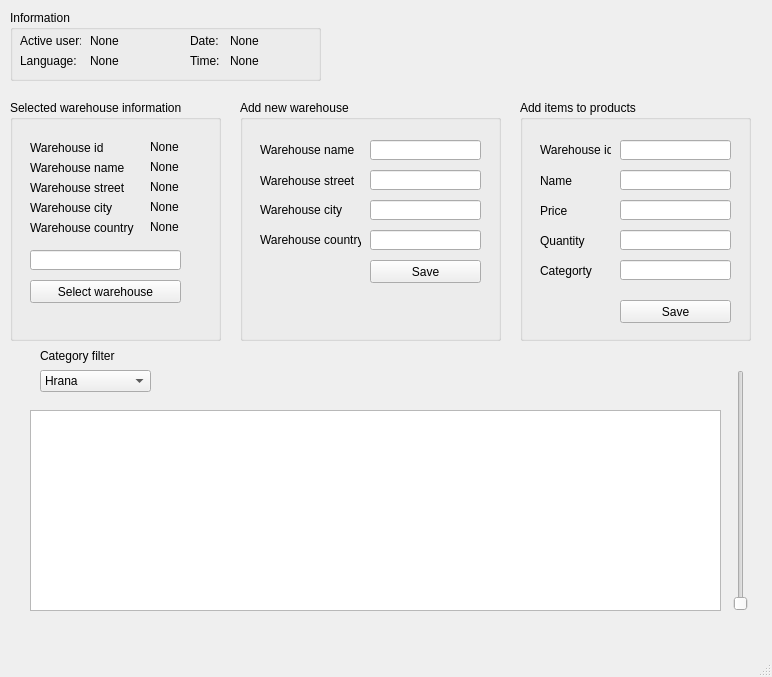
Before: the Qt Designer form Qt designer files/database_view_window.ui in pewpewblaster/ntp-procject, drawn with Qt 5.
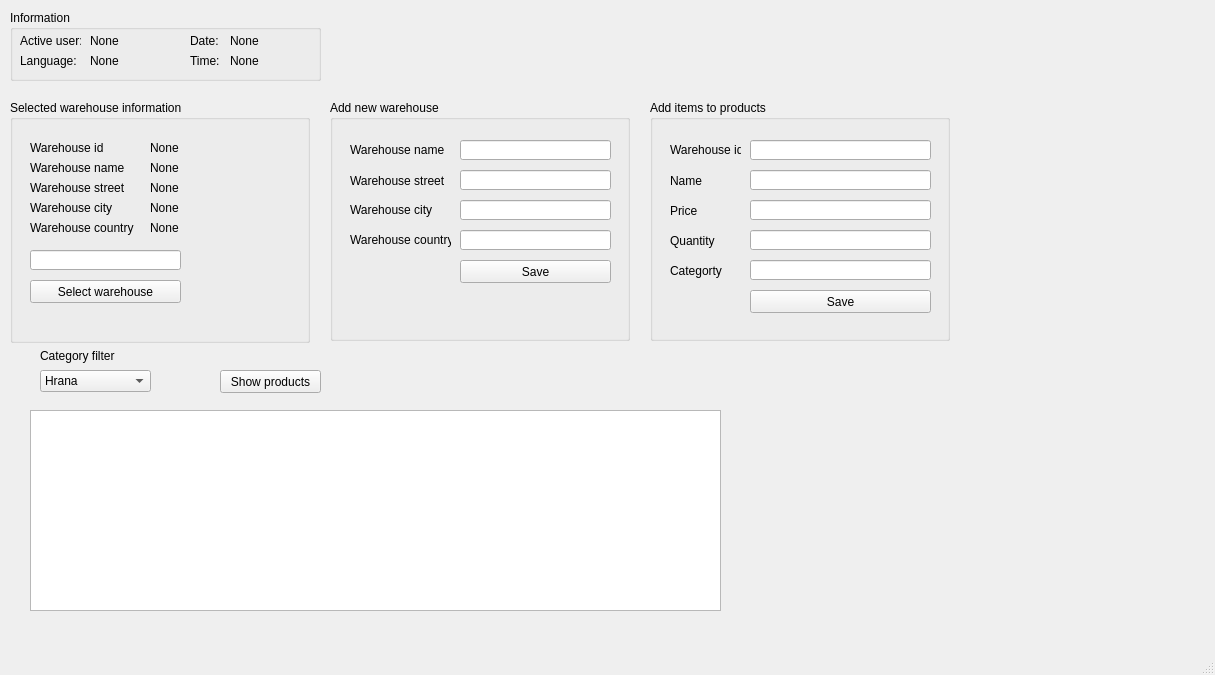
After: the same form once the commit is applied.

Commit message: Fixed bug (app crashed) in main_form.py when user entered skladiste_id that do not exist in database,

Patch:
```diff
--- a/Qt designer files/database_view_window.ui
+++ b/Qt designer files/database_view_window.ui
@@ -6,8 +6,8 @@
    <rect>
     <x>0</x>
     <y>0</y>
-    <width>772</width>
-    <height>677</height>
+    <width>1215</width>
+    <height>675</height>
    </rect>
   </property>
   <property name="windowTitle">
@@ -24,19 +24,6 @@
      </rect>
     </property>
    </widget>
-   <widget class="QSlider" name="vertical_slider_proizvodi">
-    <property name="geometry">
-     <rect>
-      <x>730</x>
-      <y>370</y>
-      <width>22</width>
-      <height>241</height>
-     </rect>
-    </property>
-    <property name="orientation">
-     <enum>Qt::Vertical</enum>
-    </property>
-   </widget>
    <widget class="QGroupBox" name="group_box_information">
     <property name="geometry">
      <rect>
@@ -157,9 +144,9 @@
    <widget class="QGroupBox" name="group_box_product">
     <property name="geometry">
      <rect>
-      <x>520</x>
+      <x>650</x>
       <y>100</y>
-      <width>231</width>
+      <width>300</width>
       <height>241</height>
      </rect>
     </property>
@@ -170,8 +157,8 @@
      <property name="geometry">
       <rect>
        <x>100</x>
-       <y>200</y>
-       <width>111</width>
+       <y>190</y>
+       <width>181</width>
        <height>23</height>
       </rect>
      </property>
@@ -184,7 +171,7 @@
       <rect>
        <x>100</x>
        <y>70</y>
-       <width>111</width>
+       <width>181</width>
        <height>20</height>
       </rect>
      </property>
@@ -194,7 +181,7 @@
       <rect>
        <x>100</x>
        <y>100</y>
-       <width>111</width>
+       <width>181</width>
        <height>20</height>
       </rect>
      </property>
@@ -204,7 +191,7 @@
       <rect>
        <x>100</x>
        <y>130</y>
-       <width>111</width>
+       <width>181</width>
        <height>20</height>
       </rect>
      </property>
@@ -214,7 +201,7 @@
       <rect>
        <x>100</x>
        <y>40</y>
-       <width>111</width>
+       <width>181</width>
        <height>20</height>
       </rect>
      </property>
@@ -301,7 +288,7 @@
       <rect>
        <x>100</x>
        <y>160</y>
-       <width>111</width>
+       <width>181</width>
        <height>20</height>
       </rect>
      </property>
@@ -310,9 +297,9 @@
    <widget class="QGroupBox" name="group_box_warehouse">
     <property name="geometry">
      <rect>
-      <x>240</x>
+      <x>330</x>
       <y>100</y>
-      <width>261</width>
+      <width>300</width>
       <height>241</height>
      </rect>
     </property>
@@ -337,7 +324,7 @@
       <rect>
        <x>130</x>
        <y>40</y>
-       <width>111</width>
+       <width>151</width>
        <height>20</height>
       </rect>
      </property>
@@ -347,7 +334,7 @@
       <rect>
        <x>130</x>
        <y>70</y>
-       <width>111</width>
+       <width>151</width>
        <height>20</height>
       </rect>
      </property>
@@ -370,7 +357,7 @@
       <rect>
        <x>130</x>
        <y>100</y>
-       <width>111</width>
+       <width>151</width>
        <height>20</height>
       </rect>
      </property>
@@ -393,7 +380,7 @@
       <rect>
        <x>130</x>
        <y>130</y>
-       <width>111</width>
+       <width>151</width>
        <height>20</height>
       </rect>
      </property>
@@ -416,7 +403,7 @@
       <rect>
        <x>130</x>
        <y>160</y>
-       <width>111</width>
+       <width>151</width>
        <height>23</height>
       </rect>
      </property>
@@ -430,8 +417,8 @@
      <rect>
       <x>10</x>
       <y>100</y>
-      <width>211</width>
-      <height>241</height>
+      <width>300</width>
+      <height>243</height>
      </rect>
     </property>
     <property name="title">
@@ -455,8 +442,8 @@
       <rect>
        <x>140</x>
        <y>40</y>
-       <width>47</width>
-       <height>13</height>
+       <width>141</width>
+       <height>16</height>
       </rect>
      </property>
      <property name="text">
@@ -481,8 +468,8 @@
       <rect>
        <x>140</x>
        <y>60</y>
-       <width>47</width>
-       <height>13</height>
+       <width>141</width>
+       <height>16</height>
       </rect>
      </property>
      <property name="text">
@@ -494,8 +481,8 @@
       <rect>
        <x>140</x>
        <y>80</y>
-       <width>47</width>
-       <height>13</height>
+       <width>131</width>
+       <height>16</height>
       </rect>
      </property>
      <property name="text">
@@ -507,8 +494,8 @@
       <rect>
        <x>140</x>
        <y>100</y>
-       <width>47</width>
-       <height>13</height>
+       <width>131</width>
+       <height>16</height>
       </rect>
      </property>
      <property name="text">
@@ -546,8 +533,8 @@
       <rect>
        <x>140</x>
        <y>120</y>
-       <width>47</width>
-       <height>13</height>
+       <width>141</width>
+       <height>16</height>
       </rect>
      </property>
      <property name="text">
@@ -652,6 +639,19 @@
      </property>
     </item>
    </widget>
+   <widget class="QPushButton" name="pushButton">
+    <property name="geometry">
+     <rect>
+      <x>220</x>
+      <y>370</y>
+      <width>101</width>
+      <height>23</height>
+     </rect>
+    </property>
+    <property name="text">
+     <string>Show products</string>
+    </property>
+   </widget>
   </widget>
   <widget class="QMenuBar" name="menubar">
    <property name="enabled">
```
Left out of the diff: 2 changed lines with no effect on the pictures. The commit also changes 5 other files.
